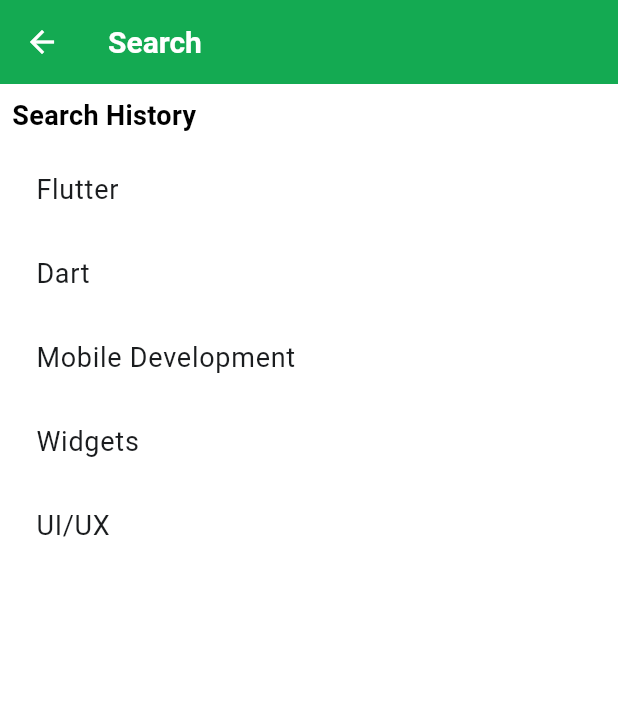
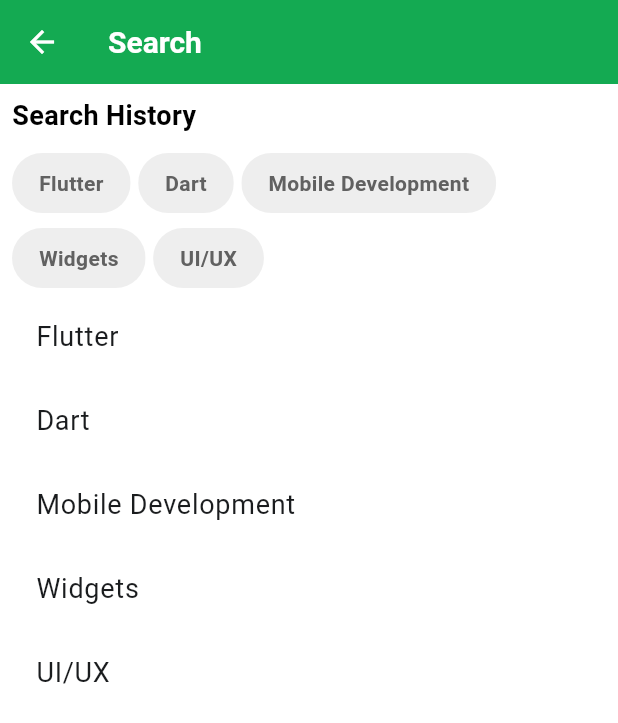
Before and after one commit to Awesomewsdm/service_masters, a Flutter app: the SearchScreen screen opened directly, on a phone screen of 412 x 824 dp. Shown: the top 723 px of the screen. Run offline on Flutter 3.47's test engine with Material 3 defaults, Android fonts, the phone set to English and light mode, and no system bars; our stand-ins replace bloc, chat_bubbles, cloud_firestore, equatable, firebase_auth, firebase_core and 13 more; missing offline and left inert: agora_rtc_engine, flutter_google_maps_webservices; accounts and stored records are empty.

Commit message:
Refactor search screen code

```diff
--- a/lib/search_providers/view/search_screen.dart
+++ b/lib/search_providers/view/search_screen.dart
@@ -1,22 +1,22 @@
-import 'package:home_service_app/common/barrels.dart';
+import "package:home_service_app/common/barrels.dart";
 
 class SearchScreen extends StatelessWidget {
-  const SearchScreen({Key? key}) : super(key: key);
+  const SearchScreen({super.key});
 
   @override
   Widget build(BuildContext context) {
     // Mock data for search history
-    List<String> searchHistory = [
-      'Flutter',
-      'Dart',
-      'Mobile Development',
-      'Widgets',
-      'UI/UX',
+    final searchHistory = <String>[
+      "Flutter",
+      "Dart",
+      "Mobile Development",
+      "Widgets",
+      "UI/UX",
     ];
 
     return Scaffold(
       appBar: AppBar(
-        title: const Text('Search'),
+        title: const Text("Search"),
       ),
       body: Padding(
         padding: const EdgeInsets.all(8.0),
@@ -24,13 +24,37 @@
           crossAxisAlignment: CrossAxisAlignment.start,
           children: [
             const Text(
-              'Search History',
+              "Search History",
               style: TextStyle(
                 fontSize: 18,
                 fontWeight: FontWeight.bold,
               ),
             ),
             const SizedBox(height: 8),
+            SizedBox(
+              child: Wrap(
+                spacing: 5.0,
+                runSpacing: 2.0,
+                children: List.generate(
+                  searchHistory.length,
+                  (index) => Chip(
+                    label: Text(
+                      searchHistory[index % searchHistory.length],
+                      style: context.textTheme.bodyMedium!.copyWith(
+                        color: Colors.grey[700],
+                        fontWeight: FontWeight.bold,
+                      ),
+                    ),
+                    backgroundColor: Colors.grey[200],
+                    shape: RoundedRectangleBorder(
+                      borderRadius: BorderRadius.circular(50),
+                    ),
+                    side: BorderSide.none,
+                    padding: const EdgeInsets.all(10),
+                  ),
+                ),
+              ),
+            ),
             Expanded(
               child: ListView.builder(
                 itemCount: searchHistory.length,
@@ -39,7 +63,7 @@
                     title: Text(searchHistory[index]),
                     onTap: () {
                       // Handle search item tap (e.g., initiate search with selected item)
-                      print('Search for: ${searchHistory[index]}');
+                      print("Search for: ${searchHistory[index]}");
                     },
                   );
                 },
```
Also changed, not shown: lib/service_provider_details/views/service_provider_details_screen.dart (+10 -12 lines).
